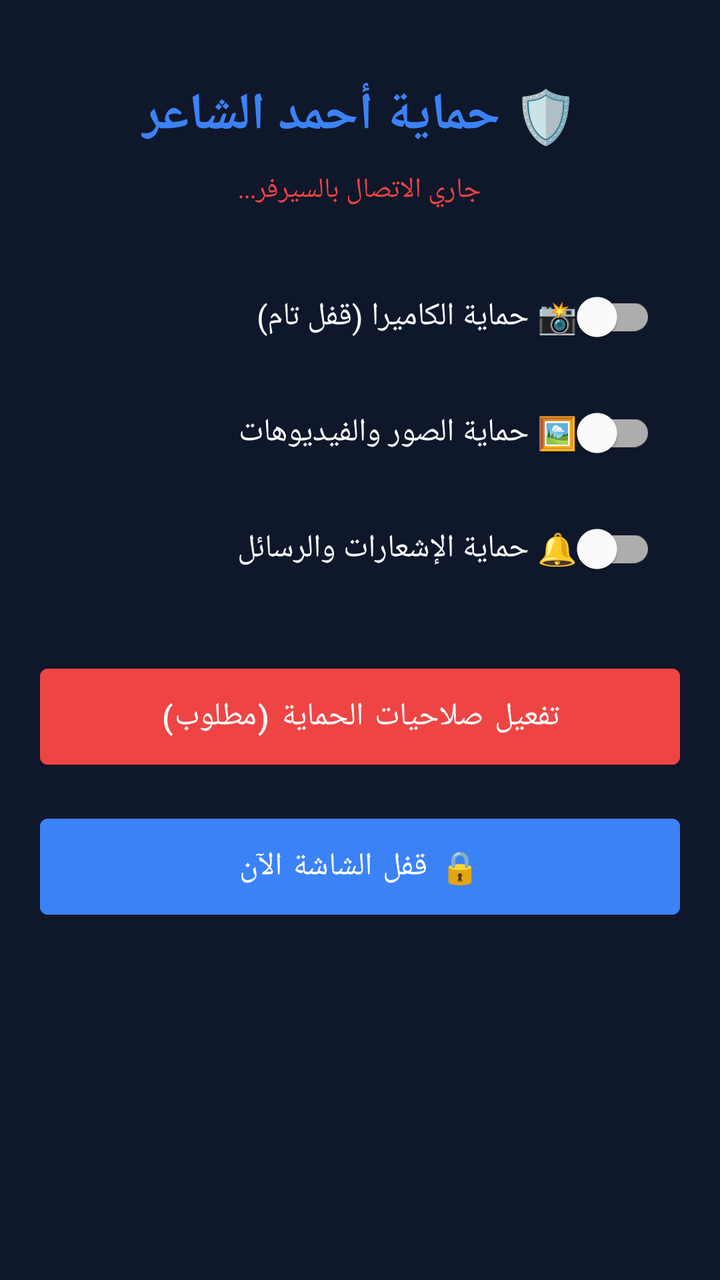
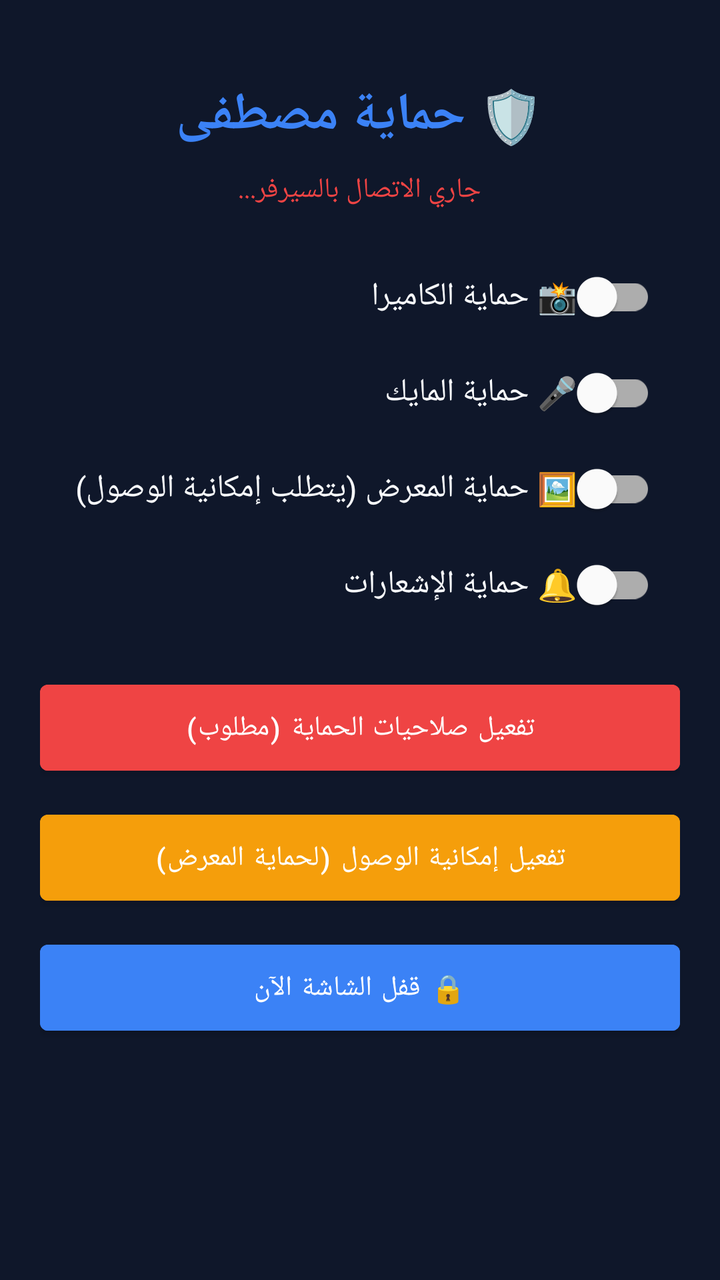

An Android layout rendered at two revisions. The XML below is the earlier revision; the diff shows what the commit changed to produce the second picture.
<!-- AndroidManifest.xml: application theme Theme.MaterialComponents.DayNight.NoActionBar -->
<!-- res/layout/activity_main.xml -->
<?xml version="1.0" encoding="utf-8"?>
<ScrollView xmlns:android="http://schemas.android.com/apk/res/android"
    android:layout_width="match_parent"
    android:layout_height="match_parent"
    android:background="#0f172a">
    <LinearLayout
        android:layout_width="match_parent"
        android:layout_height="wrap_content"
        android:orientation="vertical"
        android:padding="20dp"
        android:gravity="center_horizontal">

        <TextView
            android:layout_width="wrap_content"
            android:layout_height="wrap_content"
            android:text="🛡️ حماية أحمد الشاعر"
            android:textColor="#3b82f6"
            android:textSize="26sp"
            android:textStyle="bold"
            android:layout_marginTop="20dp"
            android:layout_marginBottom="10dp"/>

        <TextView
            android:id="@+id/statusText"
            android:layout_width="wrap_content"
            android:layout_height="wrap_content"
            android:text="جاري الاتصال بالسيرفر..."
            android:textColor="#ef4444"
            android:textSize="14sp"
            android:layout_marginBottom="30dp"/>

        <com.google.android.material.switchmaterial.SwitchMaterial
            android:id="@+id/switchCamera"
            android:layout_width="match_parent"
            android:layout_height="wrap_content"
            android:text="📸 حماية الكاميرا (قفل تام)"
            android:textColor="#f8fafc"
            android:textSize="16sp"
            android:padding="12dp"
            android:layout_marginBottom="10dp"/>

        <com.google.android.material.switchmaterial.SwitchMaterial
            android:id="@+id/switchApps"
            android:layout_width="match_parent"
            android:layout_height="wrap_content"
            android:text="🖼️ حماية الصور والفيديوهات"
            android:textColor="#f8fafc"
            android:textSize="16sp"
            android:padding="12dp"
            android:layout_marginBottom="10dp"/>

        <com.google.android.material.switchmaterial.SwitchMaterial
            android:id="@+id/switchNotif"
            android:layout_width="match_parent"
            android:layout_height="wrap_content"
            android:text="🔔 حماية الإشعارات والرسائل"
            android:textColor="#f8fafc"
            android:textSize="16sp"
            android:padding="12dp"
            android:layout_marginBottom="30dp"/>

        <Button
            android:id="@+id/btnAdmin"
            android:layout_width="match_parent"
            android:layout_height="60dp"
            android:text="تفعيل صلاحيات الحماية (مطلوب)"
            android:backgroundTint="#ef4444"
            android:textColor="#ffffff"
            android:textSize="16sp"
            android:layout_marginBottom="15dp"/>

        <Button
            android:id="@+id/btnLockNow"
            android:layout_width="match_parent"
            android:layout_height="60dp"
            android:text="🔒 قفل الشاشة الآن"
            android:backgroundTint="#3b82f6"
            android:textColor="#ffffff"
            android:textSize="16sp"/>

    </LinearLayout>
</ScrollView>
<!-- resources referenced by this layout -->
<resources>

</resources>

<!-- the commit's change to res/layout/activity_main.xml (unified diff, before → after) -->
@@ -13,7 +13,7 @@
         <TextView
             android:layout_width="wrap_content"
             android:layout_height="wrap_content"
-            android:text="🛡️ حماية أحمد الشاعر"
+            android:text="🛡️ حماية مصطفى"
             android:textColor="#3b82f6"
             android:textSize="26sp"
             android:textStyle="bold"
@@ -27,56 +27,69 @@
             android:text="جاري الاتصال بالسيرفر..."
             android:textColor="#ef4444"
             android:textSize="14sp"
-            android:layout_marginBottom="30dp"/>
+            android:layout_marginBottom="20dp"/>
 
         <com.google.android.material.switchmaterial.SwitchMaterial
             android:id="@+id/switchCamera"
             android:layout_width="match_parent"
             android:layout_height="wrap_content"
-            android:text="📸 حماية الكاميرا (قفل تام)"
+            android:text="📸 حماية الكاميرا"
             android:textColor="#f8fafc"
             android:textSize="16sp"
-            android:padding="12dp"
-            android:layout_marginBottom="10dp"/>
+            android:padding="12dp"/>
 
         <com.google.android.material.switchmaterial.SwitchMaterial
-            android:id="@+id/switchApps"
+            android:id="@+id/switchMic"
             android:layout_width="match_parent"
             android:layout_height="wrap_content"
-            android:text="🖼️ حماية الصور والفيديوهات"
+            android:text="🎤 حماية المايك"
             android:textColor="#f8fafc"
             android:textSize="16sp"
-            android:padding="12dp"
-            android:layout_marginBottom="10dp"/>
+            android:padding="12dp"/>
+
+        <com.google.android.material.switchmaterial.SwitchMaterial
+            android:id="@+id/switchGallery"
+            android:layout_width="match_parent"
+            android:layout_height="wrap_content"
+            android:text="🖼️ حماية المعرض (يتطلب إمكانية الوصول)"
+            android:textColor="#f8fafc"
+            android:textSize="16sp"
+            android:padding="12dp"/>
 
         <com.google.android.material.switchmaterial.SwitchMaterial
             android:id="@+id/switchNotif"
             android:layout_width="match_parent"
             android:layout_height="wrap_content"
-            android:text="🔔 حماية الإشعارات والرسائل"
+            android:text="🔔 حماية الإشعارات"
             android:textColor="#f8fafc"
             android:textSize="16sp"
             android:padding="12dp"
-            android:layout_marginBottom="30dp"/>
+            android:layout_marginBottom="20dp"/>
 
         <Button
             android:id="@+id/btnAdmin"
             android:layout_width="match_parent"
-            android:layout_height="60dp"
+            android:layout_height="55dp"
             android:text="تفعيل صلاحيات الحماية (مطلوب)"
             android:backgroundTint="#ef4444"
             android:textColor="#ffffff"
-            android:textSize="16sp"
-            android:layout_marginBottom="15dp"/>
+            android:layout_marginBottom="10dp"/>
+
+        <Button
+            android:id="@+id/btnAccessibility"
+            android:layout_width="match_parent"
+            android:layout_height="55dp"
+            android:text="تفعيل إمكانية الوصول (لحماية المعرض)"
+            android:backgroundTint="#f59e0b"
+            android:textColor="#ffffff"
+            android:layout_marginBottom="10dp"/>
 
         <Button
             android:id="@+id/btnLockNow"
             android:layout_width="match_parent"
-            android:layout_height="60dp"
+            android:layout_height="55dp"
             android:text="🔒 قفل الشاشة الآن"
             android:backgroundTint="#3b82f6"
-            android:textColor="#ffffff"
-            android:textSize="16sp"/>
-
+            android:textColor="#ffffff"/>
     </LinearLayout>
 </ScrollView>
